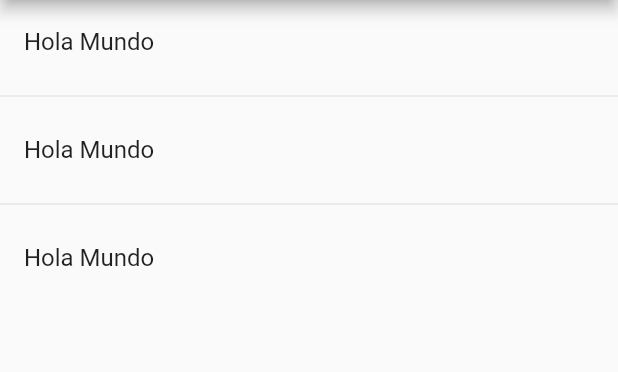
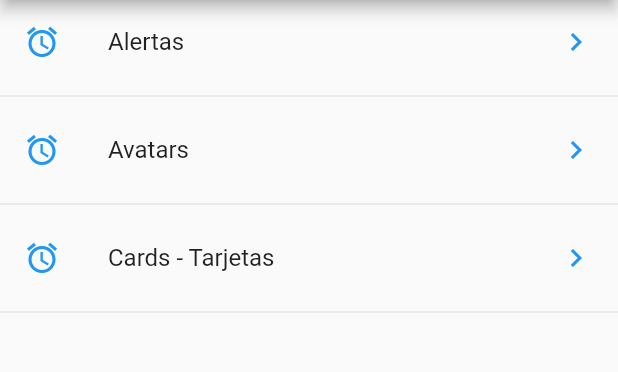
Before and after one commit to lmdelgallego/componentes, a Flutter app: the screen it shows after launch, on a phone screen of 412 x 824 dp, the part 84-456 px from its top. Run offline on Flutter 3.47's test engine with Material 2 defaults, Android fonts, the phone set to English and light mode, and no system bars.

```diff
--- a/lib/main.dart
+++ b/lib/main.dart
@@ -9,7 +9,7 @@ class MyApp extends StatelessWidget {
   Widget build(BuildContext context) {
     return MaterialApp(
       title: 'Cupertino App',
-      debugShowCheckedModeBanner: false,
+      // debugShowCheckedModeBanner: false,
       home: HomePage(),
     );
   }
--- a/lib/src/pages/home_page.dart
+++ b/lib/src/pages/home_page.dart
@@ -1,5 +1,8 @@
 import 'package:componentes/src/providers/menu_provider.dart';
 import 'package:flutter/material.dart';
+
+import '../providers/menu_provider.dart';
+import '../providers/menu_provider.dart';
 
 class HomePage extends StatelessWidget {
   @override
@@ -13,25 +16,38 @@ class HomePage extends StatelessWidget {
   }
 
   Widget _lista() {
-    print(menuProvider.opciones);
-    return ListView(
-      children: _listaItems(),
-    );
+    // menuProvider.cargarData();
+
+    return FutureBuilder(
+        future: menuProvider.cargarData(),
+        initialData: [],
+        builder: (context, AsyncSnapshot<List<dynamic>> snapshot) {
+          return ListView(
+            children: _listaItems(snapshot.data),
+          );
+        });
   }
 
-  List<Widget> _listaItems() {
-    return [
-      ListTile(
-        title: Text('Hola Mundo'),
-      ),
-      Divider(),
-      ListTile(
-        title: Text('Hola Mundo'),
-      ),
-      Divider(),
-      ListTile(
-        title: Text('Hola Mundo'),
-      )
-    ];
+  List<Widget> _listaItems(List<dynamic> data) {
+    final List<Widget> opciones = [];
+
+    data.forEach((element) {
+      final wTemp = ListTile(
+        title: Text(element['texto']),
+        leading: Icon(
+          Icons.access_alarms,
+          color: Colors.blue,
+        ),
+        trailing: Icon(
+          Icons.keyboard_arrow_right,
+          color: Colors.blue,
+        ),
+        onTap: () {},
+      );
+
+      opciones..add(wTemp)..add(Divider());
+    });
+
+    return opciones;
   }
 }
--- a/lib/src/providers/menu_provider.dart
+++ b/lib/src/providers/menu_provider.dart
@@ -6,14 +6,14 @@ class _MenuProvider {
   List<dynamic> opciones = [];
 
   _MenuProvider() {
-    cargarData();
+    // cargarData();
   }
 
-  void cargarData() {
-    rootBundle.loadString('data/menu_opts.json').then((data) {
-      Map dataMap = json.decode(data);
-      print(dataMap['nombreApp']);
-    });
+  Future<List<dynamic>> cargarData() async {
+    final resp = await rootBundle.loadString('data/menu_opts.json');
+    Map dataMap = json.decode(resp);
+    opciones = dataMap['rutas'];
+    return opciones;
   }
 }
 
```
